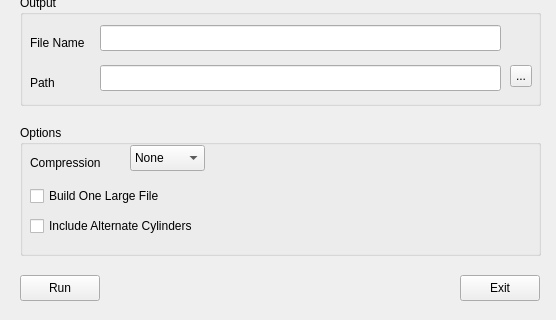
The window that HerculesStudio/HercUtilities/DasdLoad.ui (fsword7/hercgui) describes before a commit, drawn with Qt 5; both pictures show x 0 to 556 and y 165 to 485 of the 556 by 485 pixel window.
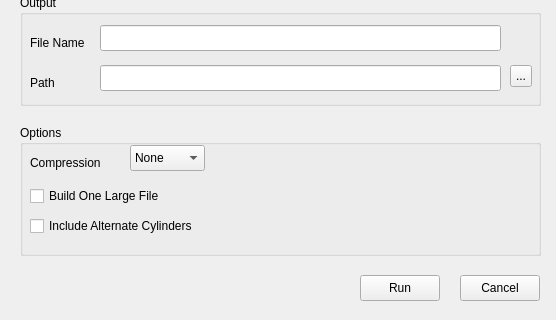
The same window after the commit.

What changed in the file:
```diff
--- a/HerculesStudio/HercUtilities/DasdLoad.ui
+++ b/HerculesStudio/HercUtilities/DasdLoad.ui
@@ -219,7 +219,7 @@
   <widget class="QPushButton" name="runButton">
    <property name="geometry">
     <rect>
-     <x>20</x>
+     <x>360</x>
      <y>440</y>
      <width>80</width>
      <height>26</height>
@@ -239,7 +239,7 @@
     </rect>
    </property>
    <property name="text">
-    <string>Exit</string>
+    <string>Cancel</string>
    </property>
   </widget>
   <widget class="QProgressBar" name="progressBar">
```
